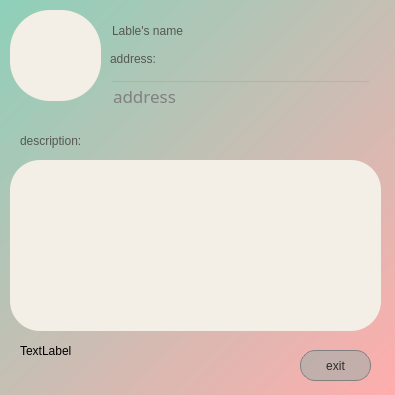
The window that client/openlabel.ui (AleksandraSorokovikova/MyPlace) describes before a commit, drawn with Qt 5.
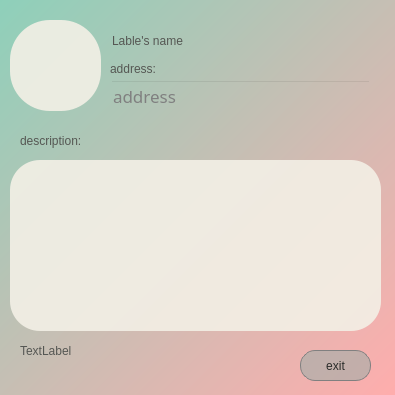
The same window after the commit.

What changed in the file:
```diff
--- a/client/openlabel.ui
+++ b/client/openlabel.ui
@@ -20,7 +20,7 @@
    <property name="geometry">
     <rect>
      <x>110</x>
-     <y>50</y>
+     <y>60</y>
      <width>67</width>
      <height>17</height>
     </rect>
@@ -84,7 +84,8 @@
     </rect>
    </property>
    <property name="styleSheet">
-    <string notr="true">font: 75 14pt &quot;Avenir next&quot;;
+    <string notr="true">color: rgb(85, 87, 83);
+font: 75 14pt &quot;Avenir next&quot;;
 background:transparent;</string>
    </property>
    <property name="text">
@@ -143,7 +144,7 @@
    <property name="geometry">
     <rect>
      <x>110</x>
-     <y>10</y>
+     <y>20</y>
      <width>271</width>
      <height>41</height>
     </rect>
@@ -168,13 +169,13 @@
    <property name="geometry">
     <rect>
      <x>10</x>
-     <y>10</y>
+     <y>20</y>
      <width>91</width>
      <height>91</height>
     </rect>
    </property>
    <property name="styleSheet">
-    <string notr="true">background: rgba(243, 239, 230);
+    <string notr="true">background: rgba(243, 239, 230,230);
 border-radius:40px;</string>
    </property>
    <property name="frameShape">
@@ -187,7 +188,7 @@
     <property name="geometry">
      <rect>
       <x>0</x>
-      <y>30</y>
+      <y>40</y>
       <width>81</width>
       <height>21</height>
      </rect>
@@ -211,9 +212,11 @@
     </rect>
    </property>
    <property name="styleSheet">
-    <string notr="true">background: rgba(243, 239, 230);
+    <string notr="true">background: rgba(243, 239, 230,230);
+border-color:transparent;
 color: rgb(110, 109, 111);
-border-radius: 30px;</string>
+border-radius: 30px;
+</string>
    </property>
    <property name="text">
     <string/>
```
